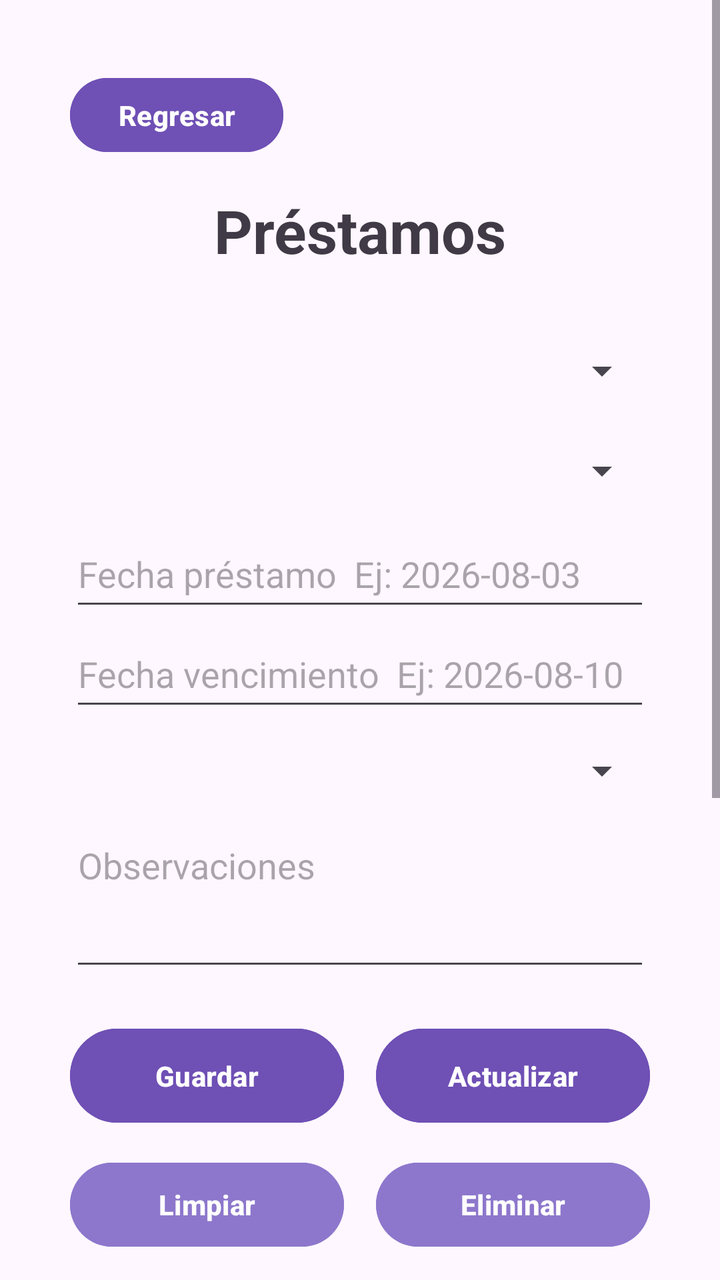
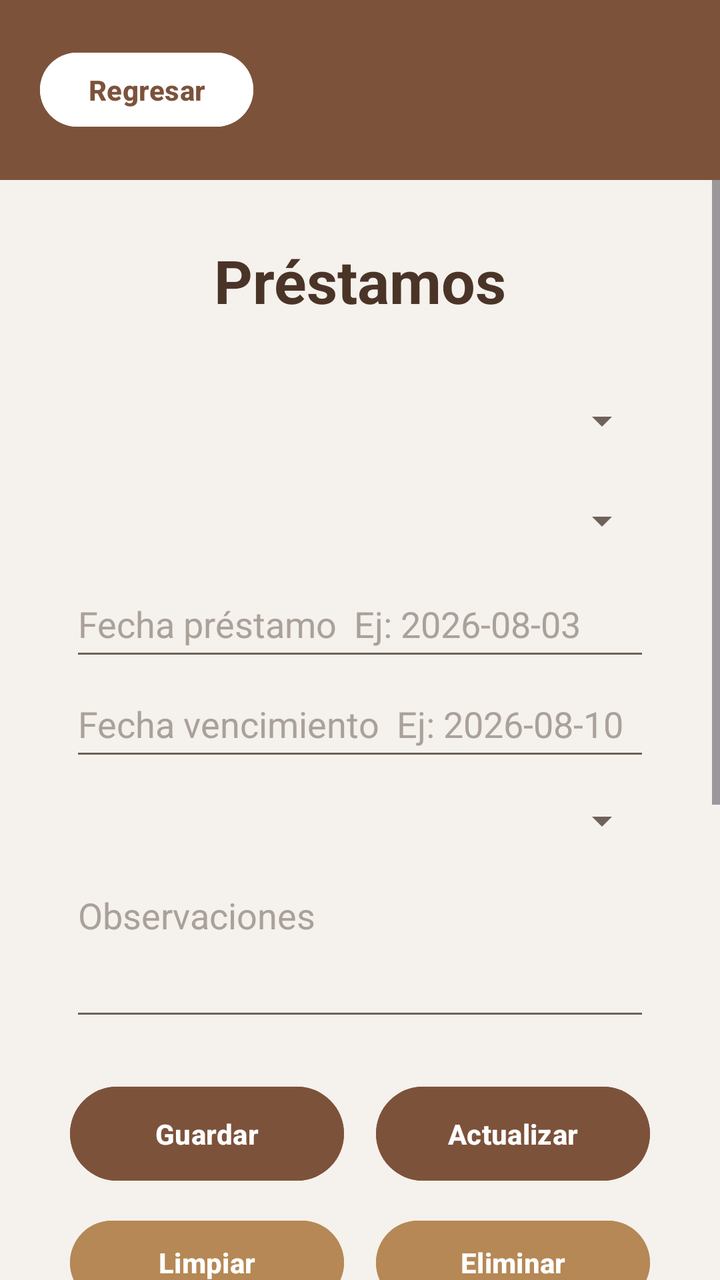

Two renders of the same Android screen: before a commit and after it. Below are the layout's source before the change and the commit's diff.
<!-- AndroidManifest.xml: application theme Theme.BibliotecaGrupo3 -->
<!-- res/layout/activity_prestamos.xml -->
<?xml version="1.0" encoding="utf-8"?>
<androidx.constraintlayout.widget.ConstraintLayout xmlns:android="http://schemas.android.com/apk/res/android"
    xmlns:app="http://schemas.android.com/apk/res-auto"
    xmlns:tools="http://schemas.android.com/tools"
    android:id="@+id/main"
    android:layout_width="match_parent"
    android:layout_height="match_parent"
    android:background="#FFF7FF"
    tools:context=".PrestamosActivity">

    <ScrollView
        android:layout_width="0dp"
        android:layout_height="0dp"
        android:fillViewport="true"
        app:layout_constraintBottom_toBottomOf="parent"
        app:layout_constraintEnd_toEndOf="parent"
        app:layout_constraintStart_toStartOf="parent"
        app:layout_constraintTop_toTopOf="parent">

        <LinearLayout
            android:layout_width="match_parent"
            android:layout_height="wrap_content"
            android:orientation="vertical"
            android:paddingStart="35dp"
            android:paddingTop="35dp"
            android:paddingEnd="35dp"
            android:paddingBottom="35dp">

            <Button
                android:id="@+id/btnRegresar"
                android:layout_width="wrap_content"
                android:layout_height="45dp"
                android:backgroundTint="#6F50B5"
                android:onClick="regresar"
                android:text="Regresar"
                android:textAllCaps="false"
                android:textColor="#FFFFFF"
                android:textStyle="bold" />

            <TextView
                android:id="@+id/txtTituloPrestamos"
                android:layout_width="match_parent"
                android:layout_height="wrap_content"
                android:layout_marginTop="15dp"
                android:gravity="center"
                android:text="Préstamos"
                android:textColor="#3F3A46"
                android:textSize="30sp"
                android:textStyle="bold" />

            <Spinner
                android:id="@+id/spUsuarioPrestamo"
                android:layout_width="match_parent"
                android:layout_height="50dp"
                android:layout_marginTop="25dp" />

            <Spinner
                android:id="@+id/spEjemplarPrestamo"
                android:layout_width="match_parent"
                android:layout_height="50dp" />

            <EditText
                android:id="@+id/txtFechaPrestamo"
                android:layout_width="match_parent"
                android:layout_height="50dp"
                android:hint="Fecha préstamo  Ej: 2026-08-03"
                android:inputType="date" />

            <EditText
                android:id="@+id/txtFechaVencimiento"
                android:layout_width="match_parent"
                android:layout_height="50dp"
                android:hint="Fecha vencimiento  Ej: 2026-08-10"
                android:inputType="date" />

            <Spinner
                android:id="@+id/spEstadoPrestamo"
                android:layout_width="match_parent"
                android:layout_height="50dp" />

            <EditText
                android:id="@+id/txtObservacionesPrestamo"
                android:layout_width="match_parent"
                android:layout_height="80dp"
                android:gravity="top"
                android:hint="Observaciones"
                android:inputType="textMultiLine" />

            <LinearLayout
                android:layout_width="match_parent"
                android:layout_height="wrap_content"
                android:layout_marginTop="20dp"
                android:orientation="horizontal">

                <Button
                    android:id="@+id/btnGuardarPrestamo"
                    android:layout_width="0dp"
                    android:layout_height="55dp"
                    android:layout_marginEnd="8dp"
                    android:layout_weight="1"
                    android:backgroundTint="#6F50B5"
                    android:onClick="guardarPrestamo"
                    android:text="Guardar"
                    android:textAllCaps="false"
                    android:textColor="#FFFFFF"
                    android:textStyle="bold" />

                <Button
                    android:id="@+id/btnActualizarPrestamo"
                    android:layout_width="0dp"
                    android:layout_height="55dp"
                    android:layout_marginStart="8dp"
                    android:layout_weight="1"
                    android:backgroundTint="#6F50B5"
                    android:onClick="actualizarPrestamo"
                    android:text="Actualizar"
                    android:textAllCaps="false"
                    android:textColor="#FFFFFF"
                    android:textStyle="bold" />
            </LinearLayout>

            <LinearLayout
                android:layout_width="match_parent"
                android:layout_height="wrap_content"
                android:layout_marginTop="12dp"
                android:orientation="horizontal">

                <Button
                    android:id="@+id/btnLimpiar"
                    android:layout_width="0dp"
                    android:layout_height="50dp"
                    android:layout_marginEnd="8dp"
                    android:layout_weight="1"
                    android:backgroundTint="#8D77CC"
                    android:onClick="limpiarCampos"
                    android:text="Limpiar"
                    android:textAllCaps="false"
                    android:textColor="#FFFFFF"
                    android:textStyle="bold" />

                <Button
                    android:id="@+id/btnEliminarPrestamo"
                    android:layout_width="0dp"
                    android:layout_height="50dp"
                    android:layout_marginStart="8dp"
                    android:layout_weight="1"
                    android:backgroundTint="#8D77CC"
                    android:onClick="eliminarPrestamo"
                    android:text="Eliminar"
                    android:textAllCaps="false"
                    android:textColor="#FFFFFF"
                    android:textStyle="bold" />
            </LinearLayout>

            <TextView
                android:id="@+id/txtListaTitulo"
                android:layout_width="match_parent"
                android:layout_height="wrap_content"
                android:layout_marginTop="25dp"
                android:gravity="center"
                android:text="Lista de préstamos"
                android:textColor="#3F3A46"
                android:textSize="20sp"
                android:textStyle="bold" />

            <ListView
                android:id="@+id/listaPrestamos"
                android:layout_width="match_parent"
                android:layout_height="300dp"
                android:layout_marginTop="12dp"
                android:background="#EEE7FA" />

        </LinearLayout>
    </ScrollView>

</androidx.constraintlayout.widget.ConstraintLayout>
<!-- resources referenced by this layout -->
<resources>
  <style name="Theme.BibliotecaGrupo3" parent="Base.Theme.BibliotecaGrupo3" />
  <style name="Base.Theme.BibliotecaGrupo3" parent="Theme.Material3.DayNight.NoActionBar">
          
          
      </style>
</resources>

<!-- the commit's change to res/layout/activity_prestamos.xml (unified diff, before → after) -->
@@ -5,8 +5,35 @@
     android:id="@+id/main"
     android:layout_width="match_parent"
     android:layout_height="match_parent"
-    android:background="#FFF7FF"
+    android:background="#F5F1EC"
     tools:context=".PrestamosActivity">
+
+    <LinearLayout
+        android:id="@+id/topBar"
+        android:layout_width="0dp"
+        android:layout_height="90dp"
+        android:background="#7D523B"
+        android:gravity="center_vertical"
+        android:orientation="horizontal"
+        android:paddingStart="20dp"
+        android:paddingEnd="20dp"
+        app:layout_constraintEnd_toEndOf="parent"
+        app:layout_constraintStart_toStartOf="parent"
+        app:layout_constraintTop_toTopOf="parent">
+
+        <Button
+            android:id="@+id/btnRegresar"
+            android:layout_width="wrap_content"
+            android:layout_height="45dp"
+            android:backgroundTint="#FFFFFF"
+            android:onClick="regresar"
+            android:text="Regresar"
+            android:textAllCaps="false"
+            android:textColor="#7D523B"
+            android:textStyle="bold"
+            app:cornerRadius="24dp" />
+
+    </LinearLayout>
 
     <ScrollView
         android:layout_width="0dp"
@@ -15,36 +42,24 @@
         app:layout_constraintBottom_toBottomOf="parent"
         app:layout_constraintEnd_toEndOf="parent"
         app:layout_constraintStart_toStartOf="parent"
-        app:layout_constraintTop_toTopOf="parent">
+        app:layout_constraintTop_toBottomOf="@+id/topBar">
 
         <LinearLayout
             android:layout_width="match_parent"
             android:layout_height="wrap_content"
             android:orientation="vertical"
             android:paddingStart="35dp"
-            android:paddingTop="35dp"
+            android:paddingTop="30dp"
             android:paddingEnd="35dp"
             android:paddingBottom="35dp">
 
-            <Button
-                android:id="@+id/btnRegresar"
-                android:layout_width="wrap_content"
-                android:layout_height="45dp"
-                android:backgroundTint="#6F50B5"
-                android:onClick="regresar"
-                android:text="Regresar"
-                android:textAllCaps="false"
-                android:textColor="#FFFFFF"
-                android:textStyle="bold" />
-
             <TextView
                 android:id="@+id/txtTituloPrestamos"
                 android:layout_width="match_parent"
                 android:layout_height="wrap_content"
-                android:layout_marginTop="15dp"
                 android:gravity="center"
                 android:text="Préstamos"
-                android:textColor="#3F3A46"
+                android:textColor="#4A3428"
                 android:textSize="30sp"
                 android:textStyle="bold" />
 
@@ -52,44 +67,56 @@
                 android:id="@+id/spUsuarioPrestamo"
                 android:layout_width="match_parent"
                 android:layout_height="50dp"
-                android:layout_marginTop="25dp" />
+                android:layout_marginTop="25dp"
+                android:backgroundTint="#6E6259" />
 
             <Spinner
                 android:id="@+id/spEjemplarPrestamo"
                 android:layout_width="match_parent"
-                android:layout_height="50dp" />
+                android:layout_height="50dp"
+                android:backgroundTint="#6E6259" />
 
             <EditText
                 android:id="@+id/txtFechaPrestamo"
                 android:layout_width="match_parent"
                 android:layout_height="50dp"
+                android:backgroundTint="#6E6259"
                 android:hint="Fecha préstamo  Ej: 2026-08-03"
-                android:inputType="date" />
+                android:inputType="date"
+                android:textColor="#4A3428"
+                android:textColorHint="#AAA19A" />
 
             <EditText
                 android:id="@+id/txtFechaVencimiento"
                 android:layout_width="match_parent"
                 android:layout_height="50dp"
+                android:backgroundTint="#6E6259"
                 android:hint="Fecha vencimiento  Ej: 2026-08-10"
-                android:inputType="date" />
+                android:inputType="date"
+                android:textColor="#4A3428"
+                android:textColorHint="#AAA19A" />
 
             <Spinner
                 android:id="@+id/spEstadoPrestamo"
                 android:layout_width="match_parent"
-                android:layout_height="50dp" />
+                android:layout_height="50dp"
+                android:backgroundTint="#6E6259" />
 
             <EditText
                 android:id="@+id/txtObservacionesPrestamo"
                 android:layout_width="match_parent"
                 android:layout_height="80dp"
+                android:backgroundTint="#6E6259"
                 android:gravity="top"
                 android:hint="Observaciones"
-                android:inputType="textMultiLine" />
+                android:inputType="textMultiLine"
+                android:textColor="#4A3428"
+                android:textColorHint="#AAA19A" />
 
             <LinearLayout
                 android:layout_width="match_parent"
                 android:layout_height="wrap_content"
-                android:layout_marginTop="20dp"
+                android:layout_marginTop="24dp"
                 android:orientation="horizontal">
 
                 <Button
@@ -98,12 +125,13 @@
                     android:layout_height="55dp"
                     android:layout_marginEnd="8dp"
                     android:layout_weight="1"
-                    android:backgroundTint="#6F50B5"
+                    android:backgroundTint="#7D523B"
                     android:onClick="guardarPrestamo"
                     android:text="Guardar"
                     android:textAllCaps="false"
                     android:textColor="#FFFFFF"
-                    android:textStyle="bold" />
+                    android:textStyle="bold"
+                    app:cornerRadius="28dp" />
 
                 <Button
                     android:id="@+id/btnActualizarPrestamo"
@@ -111,12 +139,13 @@
                     android:layout_height="55dp"
                     android:layout_marginStart="8dp"
                     android:layout_weight="1"
-                    android:backgroundTint="#6F50B5"
+                    android:backgroundTint="#7D523B"
                     android:onClick="actualizarPrestamo"
                     android:text="Actualizar"
                     android:textAllCaps="false"
                     android:textColor="#FFFFFF"
-                    android:textStyle="bold" />
+                    android:textStyle="bold"
+                    app:cornerRadius="28dp" />
             </LinearLayout>
 
             <LinearLayout
@@ -131,12 +160,13 @@
                     android:layout_height="50dp"
                     android:layout_marginEnd="8dp"
                     android:layout_weight="1"
-                    android:backgroundTint="#8D77CC"
+                    android:backgroundTint="#B58855"
                     android:onClick="limpiarCampos"
                     android:text="Limpiar"
                     android:textAllCaps="false"
                     android:textColor="#FFFFFF"
-                    android:textStyle="bold" />
+                    android:textStyle="bold"
+                    app:cornerRadius="28dp" />
 
                 <Button
                     android:id="@+id/btnEliminarPrestamo"
@@ -144,22 +174,23 @@
                     android:layout_height="50dp"
                     android:layout_marginStart="8dp"
                     android:layout_weight="1"
-                    android:backgroundTint="#8D77CC"
+                    android:backgroundTint="#B58855"
                     android:onClick="eliminarPrestamo"
                     android:text="Eliminar"
                     android:textAllCaps="false"
                     android:textColor="#FFFFFF"
-                    android:textStyle="bold" />
+                    android:textStyle="bold"
+                    app:cornerRadius="28dp" />
             </LinearLayout>
 
             <TextView
                 android:id="@+id/txtListaTitulo"
                 android:layout_width="match_parent"
                 android:layout_height="wrap_content"
-                android:layout_marginTop="25dp"
+                android:layout_marginTop="28dp"
                 android:gravity="center"
                 android:text="Lista de préstamos"
-                android:textColor="#3F3A46"
+                android:textColor="#4A3428"
                 android:textSize="20sp"
                 android:textStyle="bold" />
 
@@ -168,7 +199,7 @@
                 android:layout_width="match_parent"
                 android:layout_height="300dp"
                 android:layout_marginTop="12dp"
-                android:background="#EEE7FA" />
+                android:background="#E9DED7" />
 
         </LinearLayout>
     </ScrollView>
